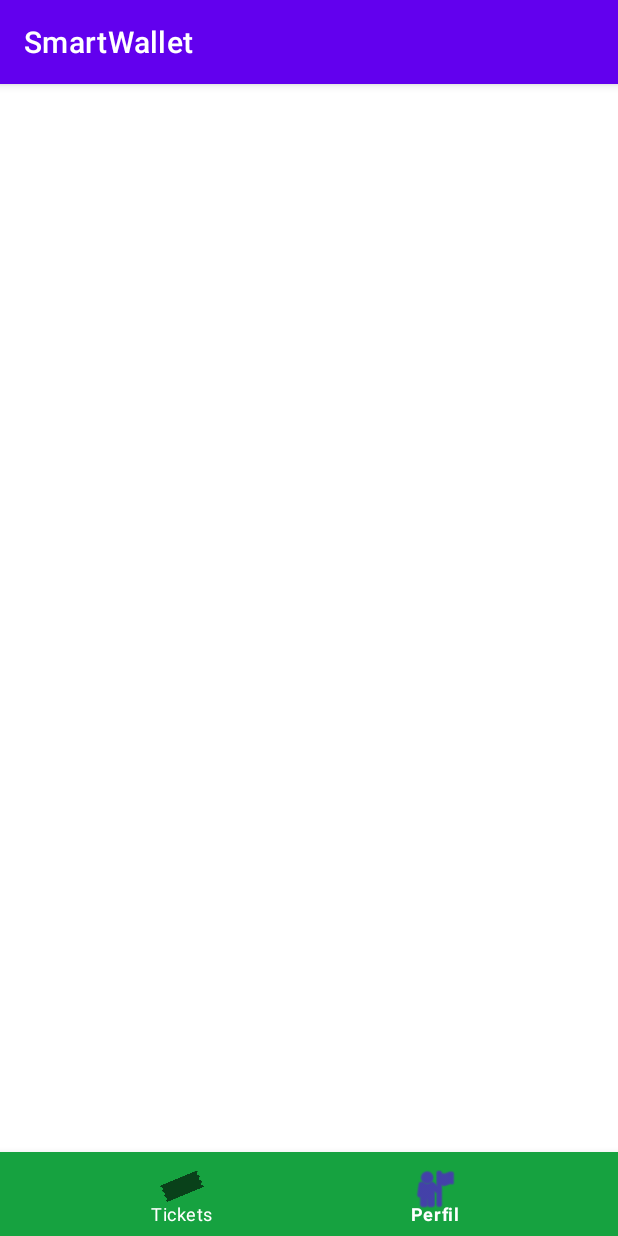
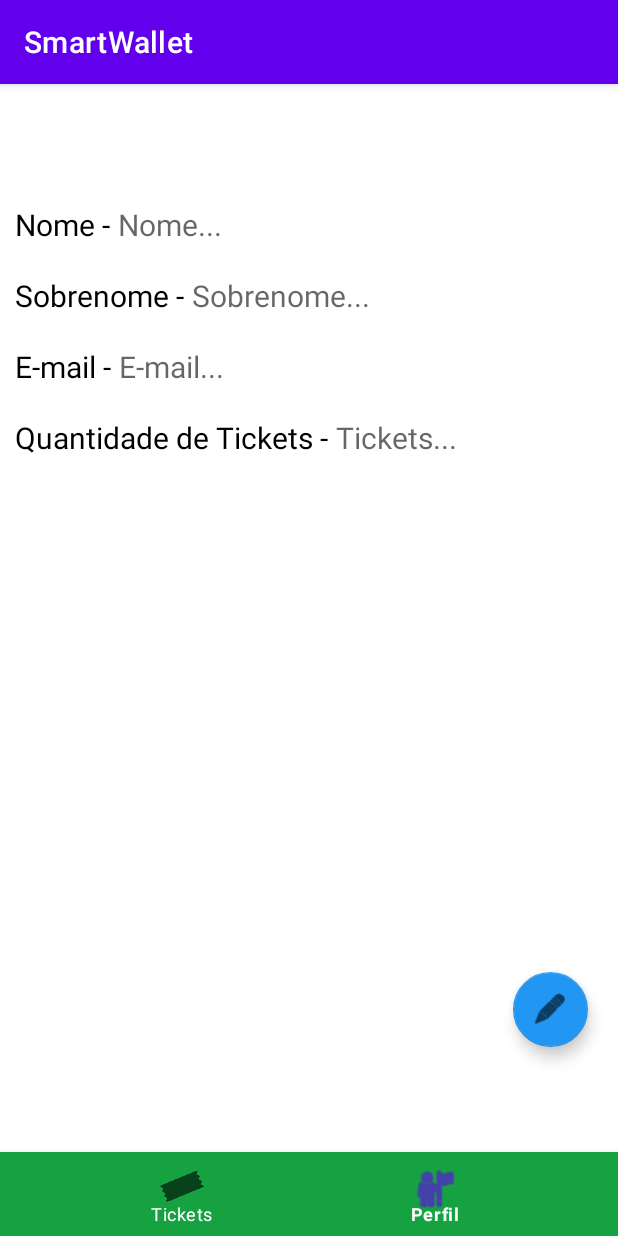
Before and after one commit to brverdan/SmartWallet, an Android app: the DetailsUserFragment screen opened through its navigation route, on a phone screen of 412 x 824 dp. Run offline under Robolectric (Android 15) with nearby library versions, the phone set to English and light mode, and no system bars; our stand-ins replace navigation-ui.

Commit message:
Design da tela de detalhes do usuário.

```diff
--- a/app/src/main/res/layout/details_ticket_fragment.xml
+++ b/app/src/main/res/layout/details_ticket_fragment.xml
@@ -131,7 +131,7 @@
         android:layout_width="wrap_content"
         android:layout_height="wrap_content"
         android:layout_marginEnd="20dp"
-        android:layout_marginBottom="80dp"
+        android:layout_marginBottom="70dp"
         android:clickable="true"
         android:src="@android:drawable/ic_menu_delete"
         app:backgroundTint="#FF0000"
--- a/app/src/main/res/layout/details_user_fragment.xml
+++ b/app/src/main/res/layout/details_user_fragment.xml
@@ -5,4 +5,113 @@
     android:id="@+id/frameLayout2"
     android:layout_width="match_parent"
     android:layout_height="match_parent"
-    tools:context=".ui.user.details.DetailsUserFragment" />
+    tools:context=".ui.user.details.DetailsUserFragment" >
+
+    <com.google.android.material.floatingactionbutton.FloatingActionButton
+        android:id="@+id/fabEditUser"
+        android:layout_width="wrap_content"
+        android:layout_height="wrap_content"
+        android:layout_marginEnd="20dp"
+        android:layout_marginBottom="70dp"
+        android:clickable="true"
+        android:src="@android:drawable/ic_menu_edit"
+        app:backgroundTint="#2196F3"
+        app:fabCustomSize="50sp"
+        app:fabSize="auto"
+        app:layout_constraintBottom_toBottomOf="parent"
+        app:layout_constraintEnd_toEndOf="parent"
+        app:rippleColor="#2196F3" />
+
+    <TextView
+        android:id="@+id/textViewQntdTicketsDetailUser"
+        android:layout_width="wrap_content"
+        android:layout_height="wrap_content"
+        android:layout_marginStart="5dp"
+        android:layout_marginTop="20dp"
+        android:hint="Tickets..."
+        android:textSize="20sp"
+        app:layout_constraintStart_toEndOf="@+id/textLabelQntdTicketsDetailUser"
+        app:layout_constraintTop_toBottomOf="@+id/textViewEmailDetailUser" />
+
+    <TextView
+        android:id="@+id/textLabelQntdTicketsDetailUser"
+        android:layout_width="wrap_content"
+        android:layout_height="wrap_content"
+        android:layout_marginStart="10dp"
+        android:layout_marginTop="20dp"
+        android:text="Quantidade de Tickets -"
+        android:textColor="#000000"
+        android:textSize="20sp"
+        app:layout_constraintStart_toStartOf="parent"
+        app:layout_constraintTop_toBottomOf="@+id/textLabelEmailDetailUser" />
+
+    <TextView
+        android:id="@+id/textLabelEmailDetailUser"
+        android:layout_width="wrap_content"
+        android:layout_height="wrap_content"
+        android:layout_marginStart="10dp"
+        android:layout_marginTop="20dp"
+        android:text="E-mail -"
+        android:textColor="#000000"
+        android:textSize="20sp"
+        app:layout_constraintStart_toStartOf="parent"
+        app:layout_constraintTop_toBottomOf="@+id/textLabelSobrenomeDetailUser" />
+
+    <TextView
+        android:id="@+id/textViewEmailDetailUser"
+        android:layout_width="wrap_content"
+        android:layout_height="wrap_content"
+        android:layout_marginStart="5dp"
+        android:layout_marginTop="20dp"
+        android:hint="E-mail..."
+        android:textSize="20sp"
+        app:layout_constraintStart_toEndOf="@+id/textLabelEmailDetailUser"
+        app:layout_constraintTop_toBottomOf="@+id/textViewSobrenomeDetailUser" />
+
+    <TextView
+        android:id="@+id/textLabelSobrenomeDetailUser"
+        android:layout_width="wrap_content"
+        android:layout_height="wrap_content"
+        android:layout_marginStart="10dp"
+        android:layout_marginTop="20dp"
+        android:text="Sobrenome -"
+        android:textColor="#000000"
+        android:textSize="20sp"
+        app:layout_constraintStart_toStartOf="parent"
+        app:layout_constraintTop_toBottomOf="@+id/textLabelNomeDetailUser" />
+
+    <TextView
+        android:id="@+id/textViewSobrenomeDetailUser"
+        android:layout_width="wrap_content"
+        android:layout_height="wrap_content"
+        android:layout_marginStart="5dp"
+        android:layout_marginTop="20dp"
+        android:hint="Sobrenome..."
+        android:textSize="20sp"
+        app:layout_constraintStart_toEndOf="@+id/textLabelSobrenomeDetailUser"
+        app:layout_constraintTop_toBottomOf="@+id/textViewNomeDetailUser" />
+
+    <TextView
+        android:id="@+id/textLabelNomeDetailUser"
+        android:layout_width="wrap_content"
+        android:layout_height="wrap_content"
+        android:layout_marginStart="10dp"
+        android:layout_marginTop="80dp"
+        android:text="Nome -"
+        android:textColor="#000000"
+        android:textSize="20sp"
+        app:layout_constraintStart_toStartOf="parent"
+        app:layout_constraintTop_toTopOf="parent" />
+
+    <TextView
+        android:id="@+id/textViewNomeDetailUser"
+        android:layout_width="wrap_content"
+        android:layout_height="wrap_content"
+        android:layout_marginStart="5dp"
+        android:layout_marginTop="80dp"
+        android:hint="Nome..."
+        android:textSize="20sp"
+        app:layout_constraintStart_toEndOf="@+id/textLabelNomeDetailUser"
+        app:layout_constraintTop_toTopOf="parent" />
+
+</androidx.constraintlayout.widget.ConstraintLayout>
--- a/app/src/main/res/layout/list_tickets_fragment.xml
+++ b/app/src/main/res/layout/list_tickets_fragment.xml
@@ -12,7 +12,7 @@
         android:layout_width="wrap_content"
         android:layout_height="wrap_content"
         android:layout_marginEnd="20dp"
-        android:layout_marginBottom="25dp"
+        android:layout_marginBottom="70dp"
         android:clickable="true"
         android:src="@android:drawable/ic_input_add"
         app:backgroundTint="#029A08"
```
